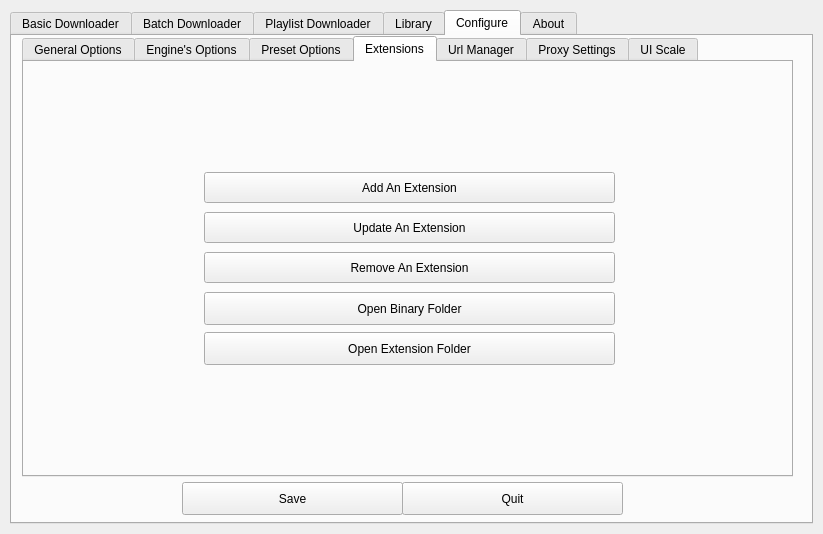
The window that src/mainwindow.ui (wbaamaral/media-downloader) describes before a commit, drawn with Qt 5.
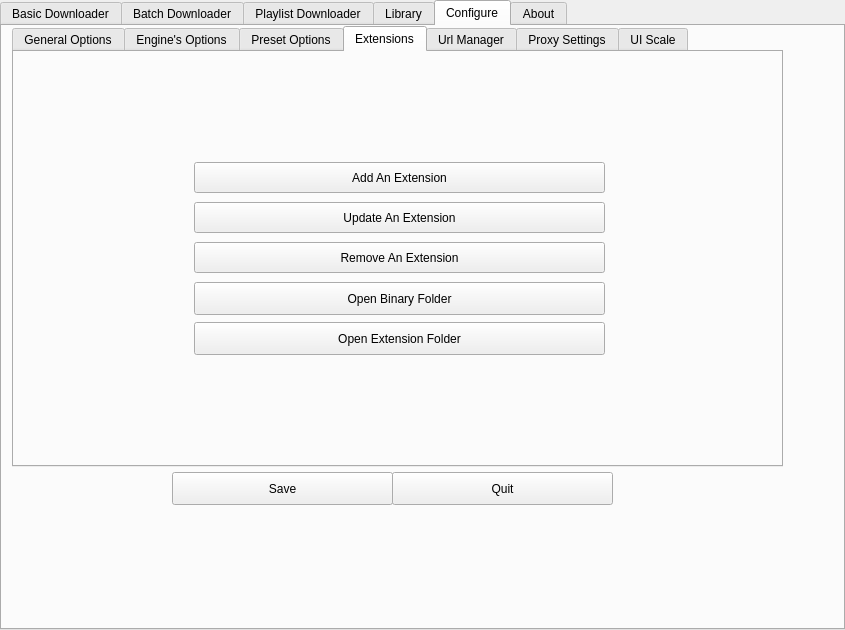
The same window after the commit.

Commit message: Prepare pre-release UI and startup flow

What changed in the file:
```diff
--- a/src/mainwindow.ui
+++ b/src/mainwindow.ui
@@ -6,8 +6,8 @@
    <rect>
     <x>0</x>
     <y>0</y>
-    <width>823</width>
-    <height>534</height>
+    <width>845</width>
+    <height>630</height>
    </rect>
   </property>
   <property name="windowTitle">
@@ -16,16 +16,19 @@
   <widget class="QWidget" name="centralWidget">
    <layout class="QVBoxLayout" name="verticalLayout">
     <property name="leftMargin">
-     <number>10</number>
+     <number>0</number>
     </property>
     <property name="topMargin">
-     <number>10</number>
+     <number>0</number>
     </property>
     <property name="rightMargin">
-     <number>10</number>
+     <number>0</number>
     </property>
     <property name="bottomMargin">
-     <number>10</number>
+     <number>0</number>
+    </property>
+    <property name="spacing">
+     <number>0</number>
     </property>
     <item>
      <widget class="QTabWidget" name="tabWidget">
```
The commit also changes 6 other files.
